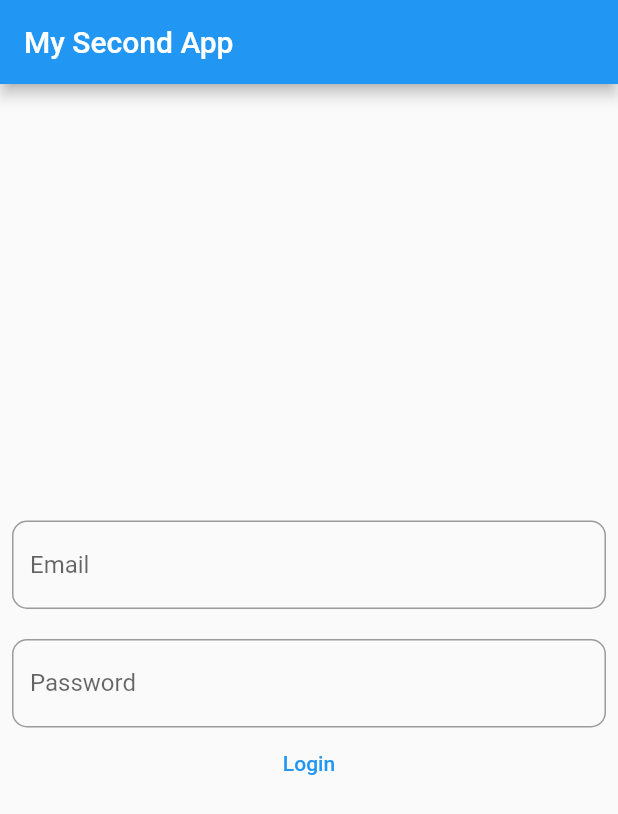
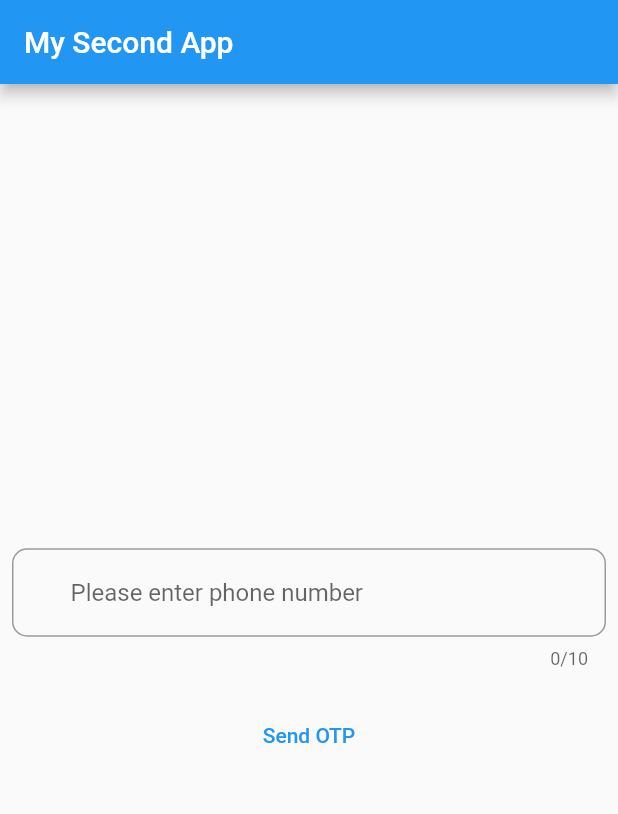
Before and after one commit to amitaeit/project_app, a Flutter app: the screen it shows after launch, on a phone screen of 412 x 824 dp. Shown: the top 814 px of the screen. Run offline on Flutter 3.47's test engine with Material 2 defaults, Android fonts, the phone set to English and light mode, and no system bars; our stand-ins replace firebase_auth, firebase_core, pin_code_fields; accounts and stored records are empty.

Commit message:
Third Commit

```diff
--- a/lib/main.dart
+++ b/lib/main.dart
@@ -1,6 +1,11 @@
+import 'package:firebase_auth/firebase_auth.dart';
+import 'package:firebase_core/firebase_core.dart';
 import 'package:flutter/material.dart';
+import 'package:project_app/otp_screen.dart';
 
-void main() {
+void main() async {
+  WidgetsFlutterBinding.ensureInitialized();
+  await Firebase.initializeApp();
   runApp(const MyApp());
 }
 
@@ -49,11 +54,11 @@ class MyHomePage extends StatefulWidget {
 
 class _MyHomePageState extends State<MyHomePage> {
   int _counter = 0;
-  String? password;
+  String? mobile;
   String? email;
 
   TextEditingController textController = TextEditingController();
-  TextEditingController emailController = TextEditingController();
+  TextEditingController mobileController = TextEditingController();
   TextEditingController passwordController = TextEditingController();
 
   static OutlineInputBorder outlineInputBorder = OutlineInputBorder(borderRadius: BorderRadius.circular(10),
@@ -62,6 +67,7 @@ class _MyHomePageState extends State<MyHomePage> {
           color: Colors.green));
 
   String textValue="Hello";
+
 
   void _incrementCounter() {
     setState(() {
@@ -98,6 +104,7 @@ class _MyHomePageState extends State<MyHomePage> {
           child: Column(
 
 
+
             // Column is also a layout widget. It takes a list of children and
             // arranges them vertically. By default, it sizes itself to fit its
             // children horizontally, and tries to be as tall as its parent.
@@ -115,40 +122,50 @@ class _MyHomePageState extends State<MyHomePage> {
             mainAxisAlignment: MainAxisAlignment.center,
             children: <Widget>[
               TextFormField(
-                controller: emailController,
+                controller: mobileController,
+                keyboardType: TextInputType.number,
+                maxLength: 10,
                 decoration: InputDecoration(
                   border:outlineInputBorder,
                   disabledBorder: outlineInputBorder,
                   focusedBorder: outlineInputBorder,
                   focusedErrorBorder: outlineInputBorder.copyWith(borderSide: const BorderSide(color: Colors.blue)),
-                  hintText: "Email"
+                  hintText: "Please enter phone number",
+                  prefixText: "+91"
                 ),
 
               ),
               const SizedBox(
                 height: 20,
               ),
-              TextFormField(
-                controller: passwordController,
-                  decoration: InputDecoration(
-                      border:outlineInputBorder,
-                      disabledBorder: outlineInputBorder,
-                      focusedBorder: outlineInputBorder,
-                      focusedErrorBorder: outlineInputBorder.copyWith(borderSide: const BorderSide(color: Colors.blue)),
-                      label: const Text(
-                        "Password"
-                      )
+              // TextFormField(
+              //   controller: passwordController,
+              //     obscureText: true,
+              //     decoration: InputDecoration(
+              //         border:outlineInputBorder,
+              //         disabledBorder: outlineInputBorder,
+              //         focusedBorder: outlineInputBorder,
+              //         focusedErrorBorder: outlineInputBorder.copyWith(borderSide: const BorderSide(color: Colors.blue)),
+              //         label: const Text(
+              //           "Password"
+              //         )
+              //
+              //     )
+              // ),
+              TextButton(
+                  onPressed: ()async {
+                    await FirebaseAuth.instance.verifyPhoneNumber(
+                      phoneNumber:"+91${mobileController.text}",
+                      verificationCompleted: (PhoneAuthCredential credential) {},
+                      verificationFailed: (FirebaseAuthException e) {},
+                      codeSent: (String verificationId, int? resendToken) {Navigator.of(context).push(
+                          MaterialPageRoute(builder:(context)=>OtpScreen())
+                      );},
+                      codeAutoRetrievalTimeout: (String verificationId) {},
+                    );
 
-                  )
-              ),
-              TextButton(
-                  onPressed: (){
-                    email = emailController.text;
-                    password = passwordController.text;
-                    print(email);
-                    print(password);
                   },
-                  child: const Text("Login")
+                  child: const Text("Send OTP")
               )
             ],
           ),
--- a/pubspec.yaml
+++ b/pubspec.yaml
@@ -34,6 +34,9 @@ dependencies:
   # The following adds the Cupertino Icons font to your application.
   # Use with the CupertinoIcons class for iOS style icons.
   cupertino_icons: ^1.0.2
+  pin_code_fields: ^7.4.0
+  firebase_core: ^1.23.0
+  firebase_auth: ^3.10.0
 
 dev_dependencies:
   flutter_test:
```
Also changed, not shown: lib/otp_screen.dart (added, +74 -0 lines), pubspec.lock, 6 other files.
